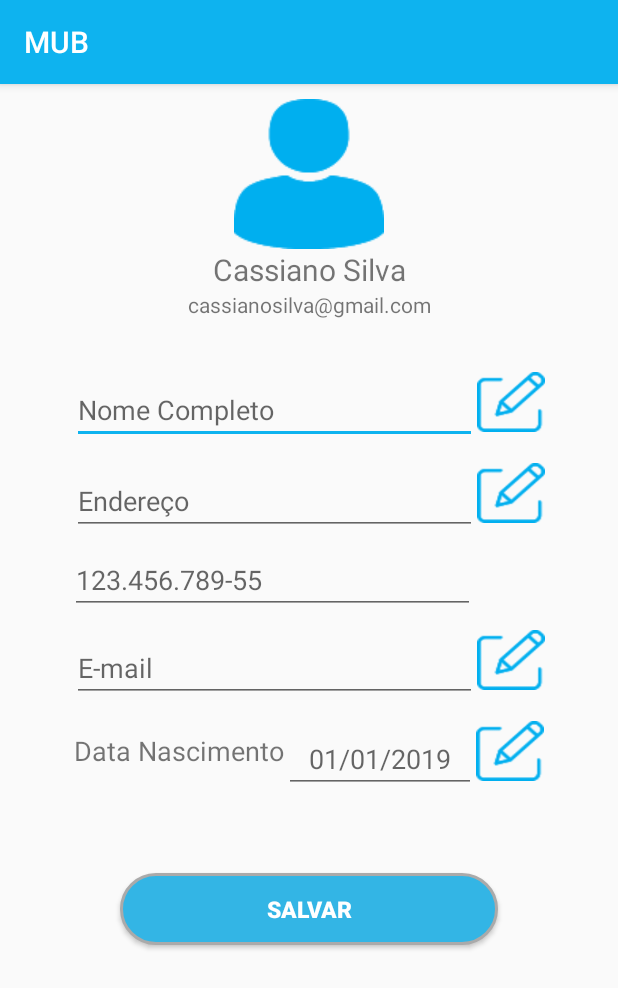
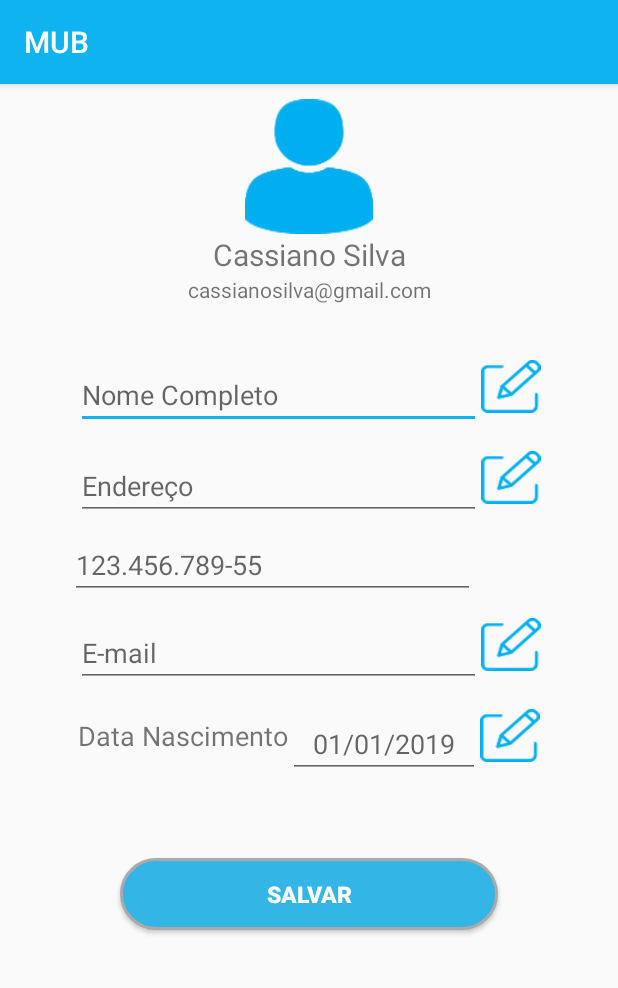
Before and after one commit to CassianoPersil/MUB3, an Android app: the UsuarioMenu screen opened directly, with no data from a screen before it, on a phone screen of 412 x 824 dp. Shown: the top 988 px of the screen. Run offline under Robolectric (Android 15) with nearby library versions, the phone set to English and light mode, and no system bars; libraries missing offline, so code that uses them is left out: com.github.rtoshiro.util; 6 statements that could not run were skipped.

Commit message:
Modificação nos icones e imagem do perfil na tela de conta de usuario

```diff
--- a/app/src/main/res/layout/activity_usuario_menu.xml
+++ b/app/src/main/res/layout/activity_usuario_menu.xml
@@ -28,10 +28,11 @@
 
                 <ImageView
                     android:id="@+id/imgPerfilUsuario"
-                    android:layout_width="match_parent"
-                    android:layout_height="100dp"
+                    android:layout_width="85dp"
+                    android:layout_height="90dp"
                     android:layout_gravity="center"
                     android:layout_marginTop="10dp"
+                    android:background="@drawable/icone_usuario"
                     app:srcCompat="@drawable/icone_usuario" />
 
                 <TextView
@@ -72,8 +73,8 @@
 
                 <ImageButton
                     android:id="@+id/btNomeUsuario"
-                    android:layout_width="45dp"
-                    android:layout_height="40dp"
+                    android:layout_width="40dp"
+                    android:layout_height="35dp"
                     android:layout_weight="1"
                     android:background="@drawable/icone_edicao" />
 
@@ -98,8 +99,8 @@
 
                 <ImageButton
                     android:id="@+id/btEnderecoUsuario"
-                    android:layout_width="45dp"
-                    android:layout_height="40dp"
+                    android:layout_width="40dp"
+                    android:layout_height="35dp"
                     android:layout_weight="1"
                     android:background="@drawable/icone_edicao" />
 
@@ -143,8 +144,8 @@
 
                 <ImageButton
                     android:id="@+id/btEmailUsuario"
-                    android:layout_width="45dp"
-                    android:layout_height="40dp"
+                    android:layout_width="40dp"
+                    android:layout_height="35dp"
                     android:layout_weight="1"
                     android:background="@drawable/icone_edicao" />
 
@@ -180,8 +181,8 @@
 
                 <ImageButton
                     android:id="@+id/btDataNasc"
-                    android:layout_width="45dp"
-                    android:layout_height="40dp"
+                    android:layout_width="40dp"
+                    android:layout_height="35dp"
                     android:layout_weight="1"
                     android:background="@drawable/icone_edicao" />
             </LinearLayout>
--- /dev/null
+++ b/app/src/main/res/mipmap-anydpi-v26/ic_edicao.xml
@@ -0,0 +1,5 @@
+<?xml version="1.0" encoding="utf-8"?>
+<adaptive-icon xmlns:android="http://schemas.android.com/apk/res/android">
+    <background android:drawable="@color/ic_edicao_background"/>
+    <foreground android:drawable="@mipmap/ic_edicao_foreground"/>
+</adaptive-icon>
--- /dev/null
+++ b/app/src/main/res/mipmap-anydpi-v26/ic_edicao_round.xml
@@ -0,0 +1,5 @@
+<?xml version="1.0" encoding="utf-8"?>
+<adaptive-icon xmlns:android="http://schemas.android.com/apk/res/android">
+    <background android:drawable="@color/ic_edicao_background"/>
+    <foreground android:drawable="@mipmap/ic_edicao_foreground"/>
+</adaptive-icon>
--- /dev/null
+++ b/app/src/main/res/values/ic_edicao_background.xml
@@ -0,0 +1,4 @@
+<?xml version="1.0" encoding="utf-8"?>
+<resources>
+    <color name="ic_edicao_background">#FFFFFF</color>
+</resources>
```
Also changed, not shown: app/src/main/ic_edicao-web.png (added), app/src/main/res/mipmap-hdpi/ic_edicao.png (added), app/src/main/res/mipmap-hdpi/ic_edicao_foreground.png (added), app/src/main/res/mipmap-hdpi/ic_edicao_round.png (added), app/src/main/res/mipmap-mdpi/ic_edicao.png (added), app/src/main/res/mipmap-mdpi/ic_edicao_foreground.png (added), app/src/main/res/mipmap-mdpi/ic_edicao_round.png (added), app/src/main/res/mipmap-xhdpi/ic_edicao.png (added), app/src/main/res/mipmap-xhdpi/ic_edicao_foreground.png (added), app/src/main/res/mipmap-xhdpi/ic_edicao_round.png (added), app/src/main/res/mipmap-xxhdpi/ic_edicao.png (added), app/src/main/res/mipmap-xxhdpi/ic_edicao_foreground.png (added), app/src/main/res/mipmap-xxhdpi/ic_edicao_round.png (added), app/src/main/res/mipmap-xxxhdpi/ic_edicao.png (added), 2 more files.
